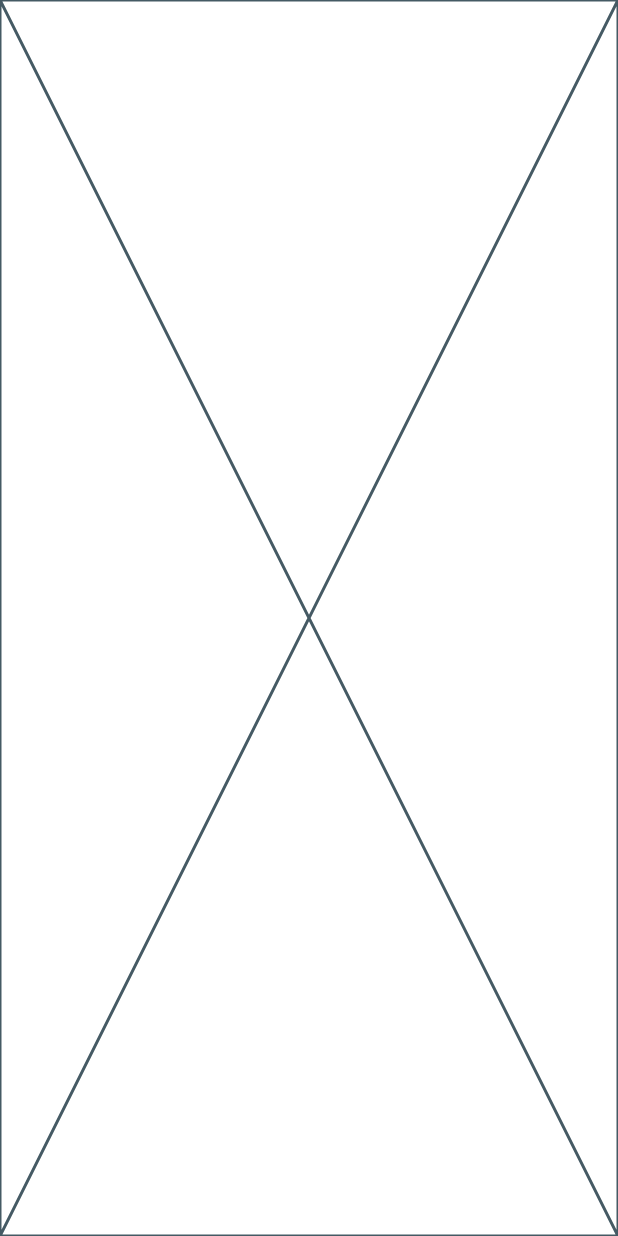
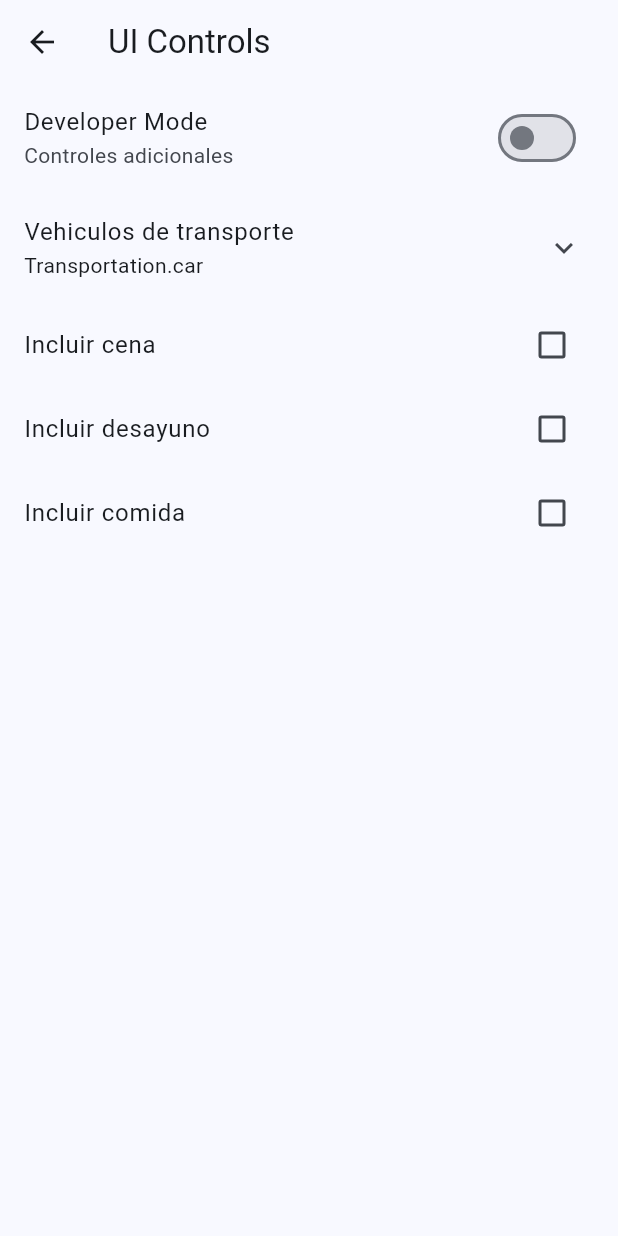
Before and after one commit to Ridley7/ui_challenges, a Flutter app: the screen it shows after launch, after a tap on "UI Controls", on a phone screen of 412 x 824 dp. Run offline on Flutter 3.47's test engine with Material 3 defaults, Android fonts, the phone set to English and light mode, and no system bars; our stand-ins replace cached_network_image, dio.

```diff
--- a/lib/presentation/ui_controlls/ui_controlls.dart
+++ b/lib/presentation/ui_controlls/ui_controlls.dart
@@ -5,6 +5,134 @@ class UIControlls extends StatelessWidget {
 
   @override
   Widget build(BuildContext context) {
-    return const Placeholder();
+    return Scaffold(
+      appBar: AppBar(
+        title: const Text("UI Controls"),
+      ),
+
+      body: UIControlsView(),
+    );
   }
 }
+
+class UIControlsView extends StatefulWidget {
+  const UIControlsView({
+    super.key,
+  });
+
+  @override
+  State<UIControlsView> createState() => _UIControlsViewState();
+}
+
+enum Transportation {car, plane, boat, submarine}
+
+class _UIControlsViewState extends State<UIControlsView> {
+
+
+  bool isDeveloper = false;
+  Transportation selectedTransportation = Transportation.car;
+  bool dinner = false;
+  bool breakfast = false;
+  bool lunch = false;
+
+  @override
+  Widget build(BuildContext context) {
+    return ListView(
+      physics: const ClampingScrollPhysics(),
+      children: [
+        SwitchListTile(
+          title: const Text("Developer Mode"),
+            subtitle: const Text("Controles adicionales"),
+            value: isDeveloper,
+            onChanged:(value) => setState(() {
+              isDeveloper = !isDeveloper;
+            })
+        ),
+
+        ExpansionTile(
+            title: const Text("Vehiculos de transporte"),
+          subtitle: Text("$selectedTransportation"),
+          children: [
+            RadioListTile(
+              title: const Text("By car"),
+                subtitle: const Text("Viajar por carro"),
+                value: Transportation.car,
+                groupValue: selectedTransportation,
+                onChanged: (value) {
+                  setState(() {
+                    selectedTransportation = Transportation.car;
+                  });
+                }
+            ),
+
+            RadioListTile(
+                title: const Text("By plane"),
+                subtitle: const Text("Viajar por avion"),
+                value: Transportation.plane,
+                groupValue: selectedTransportation,
+                onChanged: (value) {
+                  setState(() {
+                    selectedTransportation = Transportation.plane;
+                  });
+                }
+            ),
+
+            RadioListTile(
+                title: const Text("By boat"),
+                subtitle: const Text("Viajar por barco"),
+                value: Transportation.boat,
+                groupValue: selectedTransportation,
+                onChanged: (value) {
+                  setState(() {
+                    selectedTransportation = Transportation.boat;
+                  });
+                }
+            ),
+
+            RadioListTile(
+                title: const Text("By submarine"),
+                subtitle: const Text("Viajar por submarino"),
+                value: Transportation.submarine,
+                groupValue: selectedTransportation,
+                onChanged: (value) {
+                  setState(() {
+                    selectedTransportation = Transportation.submarine;
+                  });
+                }
+            ),
+
+          ],
+        ),
+
+        CheckboxListTile(
+          title: const Text("Incluir cena"),
+            value: dinner,
+            onChanged: (value) => setState(() {
+              dinner = !dinner;
+            })
+        ),
+
+
+        CheckboxListTile(
+            title: const Text("Incluir desayuno"),
+            value: breakfast,
+            onChanged: (value) => setState(() {
+              breakfast = !breakfast;
+            })
+        ),
+
+
+        CheckboxListTile(
+            title: const Text("Incluir comida"),
+            value: lunch,
+            onChanged: (value) => setState(() {
+              lunch = !lunch;
+            })
+        )
+
+
+
+      ],
+    );
+  }
+}
```
